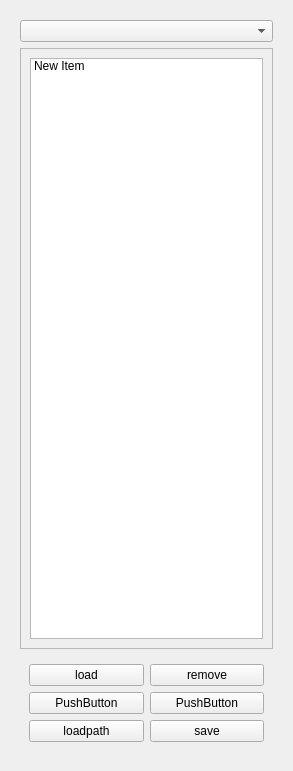
Before: the Qt Designer form pathplanner.ui in oliversssf2/ui_app, drawn with Qt 5.
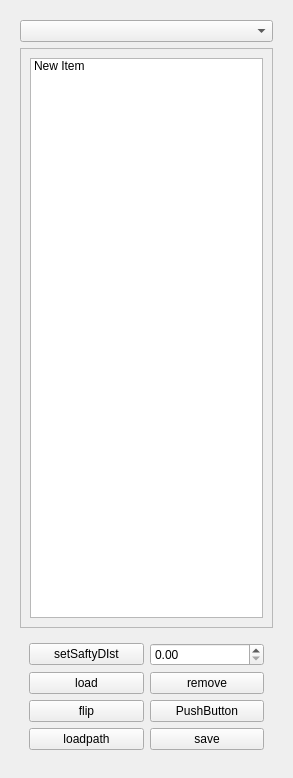
After: the same form once the commit is applied.

Patch:
```diff
--- a/pathplanner.ui
+++ b/pathplanner.ui
@@ -7,7 +7,7 @@
     <x>0</x>
     <y>0</y>
     <width>1151</width>
-    <height>771</height>
+    <height>778</height>
    </rect>
   </property>
   <property name="windowTitle">
@@ -87,7 +87,7 @@
         <property name="minimumSize">
          <size>
           <width>0</width>
-          <height>600</height>
+          <height>580</height>
          </size>
         </property>
         <property name="maximumSize">
@@ -105,7 +105,7 @@
            <x>0</x>
            <y>0</y>
            <width>251</width>
-           <height>598</height>
+           <height>578</height>
           </rect>
          </property>
          <property name="sizePolicy">
@@ -142,17 +142,24 @@
       </item>
       <item alignment="Qt::AlignBottom">
        <widget class="QWidget" name="horizontal_layout_2" native="true">
-        <property name="maximumSize">
-         <size>
-          <width>16777215</width>
-          <height>120</height>
-         </size>
+        <property name="sizePolicy">
+         <sizepolicy hsizetype="Preferred" vsizetype="Preferred">
+          <horstretch>0</horstretch>
+          <verstretch>0</verstretch>
+         </sizepolicy>
         </property>
         <layout class="QGridLayout" name="gridLayout">
          <property name="sizeConstraint">
           <enum>QLayout::SetMaximumSize</enum>
          </property>
-         <item row="0" column="0">
+         <item row="2" column="0">
+          <widget class="QPushButton" name="flipButton">
+           <property name="text">
+            <string>flip</string>
+           </property>
+          </widget>
+         </item>
+         <item row="1" column="0">
           <widget class="QPushButton" name="pushButton_2">
            <property name="maximumSize">
             <size>
@@ -165,21 +172,14 @@
            </property>
           </widget>
          </item>
-         <item row="2" column="1">
-          <widget class="QPushButton" name="pushButton_4">
-           <property name="text">
-            <string>save</string>
-           </property>
-          </widget>
-         </item>
-         <item row="2" column="0">
+         <item row="3" column="0">
           <widget class="QPushButton" name="pushButton_3">
            <property name="text">
             <string>loadpath</string>
            </property>
           </widget>
          </item>
-         <item row="0" column="1">
+         <item row="1" column="1">
           <widget class="QPushButton" name="pushButton">
            <property name="sizePolicy">
             <sizepolicy hsizetype="Preferred" vsizetype="Fixed">
@@ -198,20 +198,30 @@
            </property>
           </widget>
          </item>
-         <item row="1" column="0">
-          <widget class="QPushButton" name="pushButton_5">
-           <property name="text">
-            <string>PushButton</string>
-           </property>
-          </widget>
-         </item>
-         <item row="1" column="1">
+         <item row="2" column="1">
           <widget class="QPushButton" name="pushButton_6">
            <property name="text">
             <string>PushButton</string>
            </property>
           </widget>
          </item>
+         <item row="3" column="1">
+          <widget class="QPushButton" name="pushButton_4">
+           <property name="text">
+            <string>save</string>
+           </property>
+          </widget>
+         </item>
+         <item row="0" column="0">
+          <widget class="QPushButton" name="pushButton_7">
+           <property name="text">
+            <string>setSaftyDIst</string>
+           </property>
+          </widget>
+         </item>
+         <item row="0" column="1">
+          <widget class="QDoubleSpinBox" name="doubleSpinBox"/>
+         </item>
         </layout>
        </widget>
       </item>
```
